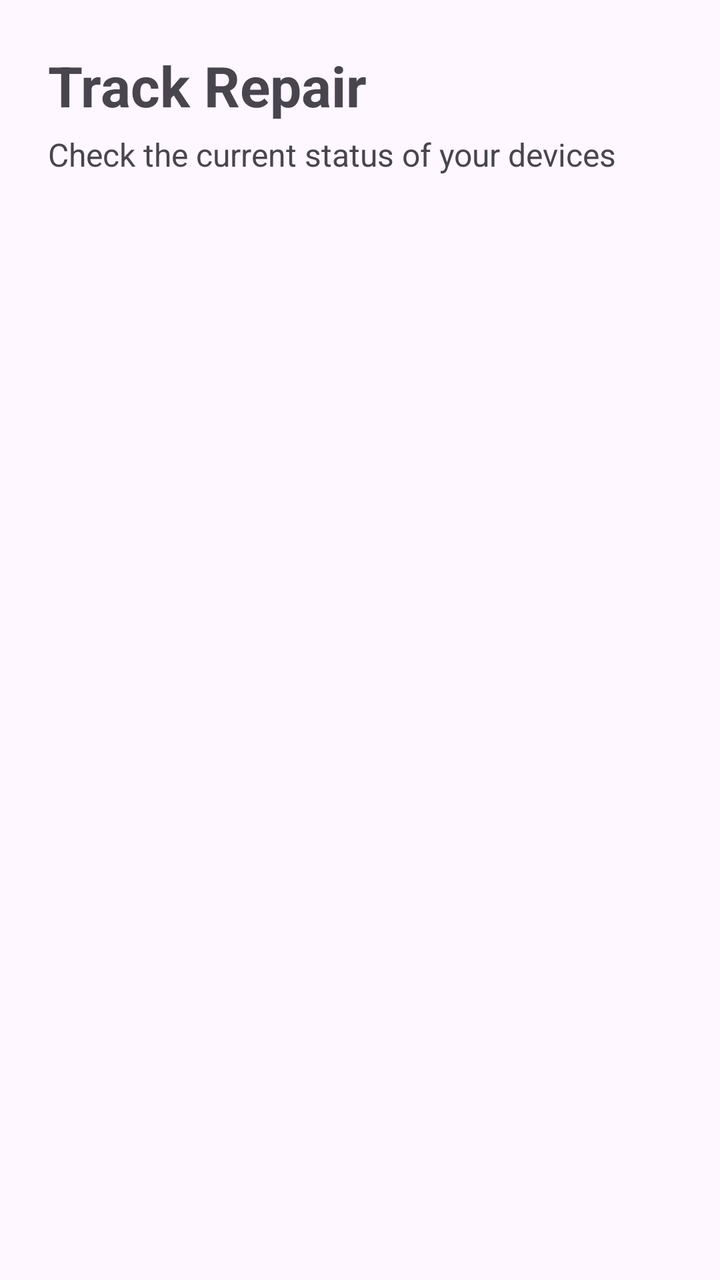
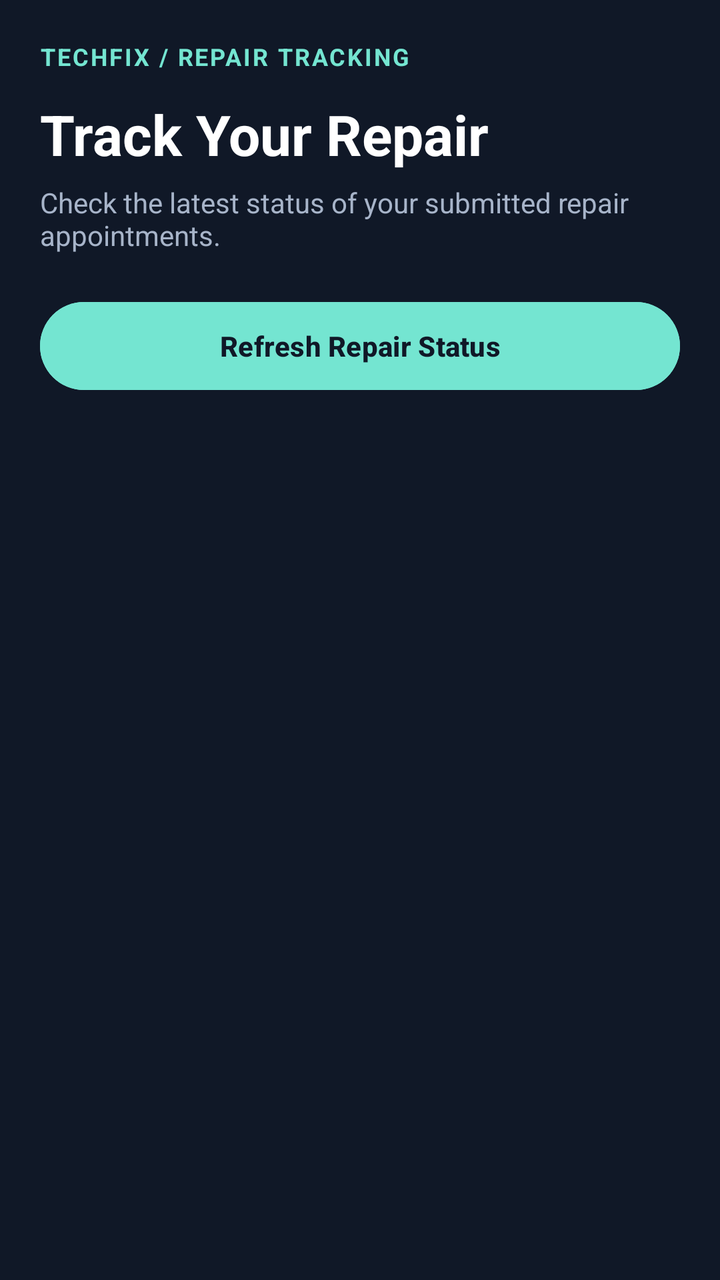

Screens rendered from an Android XML layout before and after an edit, with the pre-edit source and the edit as a unified diff.
<!-- AndroidManifest.xml: application theme Theme.Techfix -->
<!-- res/layout/activity_track_repair.xml -->
<?xml version="1.0" encoding="utf-8"?>
<ScrollView
    xmlns:android="http://schemas.android.com/apk/res/android"
    android:layout_width="match_parent"
    android:layout_height="match_parent">

    <LinearLayout
        android:layout_width="match_parent"
        android:layout_height="wrap_content"
        android:orientation="vertical"
        android:padding="24dp">

        <TextView
            android:layout_width="wrap_content"
            android:layout_height="wrap_content"
            android:text="Track Repair"
            android:textSize="28sp"
            android:textStyle="bold" />

        <TextView
            android:layout_width="wrap_content"
            android:layout_height="wrap_content"
            android:layout_marginTop="5dp"
            android:text="Check the current status of your devices"
            android:textSize="16sp" />

        <ProgressBar
            android:id="@+id/progressBar"
            android:layout_width="wrap_content"
            android:layout_height="wrap_content"
            android:layout_gravity="center"
            android:layout_marginTop="30dp" />

        <TextView
            android:id="@+id/txtNoRepairs"
            android:layout_width="wrap_content"
            android:layout_height="wrap_content"
            android:layout_gravity="center"
            android:layout_marginTop="20dp"
            android:text="No repair appointments found"
            android:textSize="16sp"
            android:visibility="gone" />

        <LinearLayout
            android:id="@+id/repairContainer"
            android:layout_width="match_parent"
            android:layout_height="wrap_content"
            android:layout_marginTop="20dp"
            android:orientation="vertical" />

    </LinearLayout>

</ScrollView>
<!-- resources referenced by this layout -->
<resources>
  <style name="Theme.Techfix" parent="Base.Theme.Techfix" />
  <style name="Base.Theme.Techfix" parent="Theme.Material3.DayNight.NoActionBar">
          
          
      </style>
</resources>

<!-- the commit's change to res/layout/activity_track_repair.xml (unified diff, before → after) -->
@@ -2,50 +2,90 @@
 <ScrollView
     xmlns:android="http://schemas.android.com/apk/res/android"
     android:layout_width="match_parent"
-    android:layout_height="match_parent">
+    android:layout_height="match_parent"
+    android:background="@color/tech_background"
+    android:fillViewport="true">
 
     <LinearLayout
         android:layout_width="match_parent"
         android:layout_height="wrap_content"
         android:orientation="vertical"
-        android:padding="24dp">
+        android:padding="20dp">
+
+        
 
         <TextView
-            android:layout_width="wrap_content"
+            android:layout_width="match_parent"
             android:layout_height="wrap_content"
-            android:text="Track Repair"
+            android:text="TECHFIX / REPAIR TRACKING"
+            android:textColor="@color/tech_teal"
+            android:textSize="12sp"
+            android:textStyle="bold"
+            android:letterSpacing="0.08" />
+
+        <TextView
+            android:layout_width="match_parent"
+            android:layout_height="wrap_content"
+            android:layout_marginTop="12dp"
+            android:text="Track Your Repair"
+            android:textColor="@color/tech_text"
             android:textSize="28sp"
             android:textStyle="bold" />
 
         <TextView
-            android:layout_width="wrap_content"
+            android:layout_width="match_parent"
             android:layout_height="wrap_content"
-            android:layout_marginTop="5dp"
-            android:text="Check the current status of your devices"
-            android:textSize="16sp" />
+            android:layout_marginTop="6dp"
+            android:text="Check the latest status of your submitted repair appointments."
+            android:textColor="@color/tech_text_secondary"
+            android:textSize="14sp" />
+
+        
+
+        <Button
+            android:id="@+id/btnRefresh"
+            android:layout_width="match_parent"
+            android:layout_height="52dp"
+            android:layout_marginTop="20dp"
+            android:backgroundTint="@color/tech_teal"
+            android:text="Refresh Repair Status"
+            android:textAllCaps="false"
+            android:textColor="@color/tech_background"
+            android:textStyle="bold" />
+
+        
 
         <ProgressBar
             android:id="@+id/progressBar"
             android:layout_width="wrap_content"
             android:layout_height="wrap_content"
-            android:layout_gravity="center"
-            android:layout_marginTop="30dp" />
+            android:layout_gravity="center_horizontal"
+            android:layout_marginTop="24dp"
+            android:indeterminateTint="@color/tech_teal"
+            android:visibility="gone" />
+
+        
 
         <TextView
             android:id="@+id/txtNoRepairs"
-            android:layout_width="wrap_content"
+            android:layout_width="match_parent"
             android:layout_height="wrap_content"
-            android:layout_gravity="center"
-            android:layout_marginTop="20dp"
-            android:text="No repair appointments found"
-            android:textSize="16sp"
+            android:layout_marginTop="28dp"
+            android:background="@drawable/bg_tech_card"
+            android:gravity="center"
+            android:padding="24dp"
+            android:text="No repair appointments found."
+            android:textColor="@color/tech_text_secondary"
+            android:textSize="15sp"
             android:visibility="gone" />
+
+        
 
         <LinearLayout
             android:id="@+id/repairContainer"
             android:layout_width="match_parent"
             android:layout_height="wrap_content"
-            android:layout_marginTop="20dp"
+            android:layout_marginTop="22dp"
             android:orientation="vertical" />
 
     </LinearLayout>
<!-- resource entries referenced after the edit -->
@@ -1,6 +1,26 @@
 <!-- resources referenced by this layout -->
 <resources>
+  <color name="tech_background">#101827</color>
+  <color name="tech_teal">#74E5D1</color>
+  <color name="tech_text">#FFFFFF</color>
+  <color name="tech_text_secondary">#A7B4C9</color>
+  <!-- drawable bg_tech_card (drawable) -->
+  <?xml version="1.0" encoding="utf-8"?>
+  <shape xmlns:android="http://schemas.android.com/apk/res/android"
+      android:shape="rectangle">
+  
+      <solid android:color="@color/tech_surface" />
+  
+      <corners android:radius="20dp" />
+  
+      <stroke
+          android:width="1dp"
+          android:color="@color/tech_surface_light" />
+  
+  </shape>
   <style name="Theme.Techfix" parent="Base.Theme.Techfix" />
+  <color name="tech_surface">#1C293B</color>
+  <color name="tech_surface_light">#29384E</color>
   <style name="Base.Theme.Techfix" parent="Theme.Material3.DayNight.NoActionBar">
           
           
